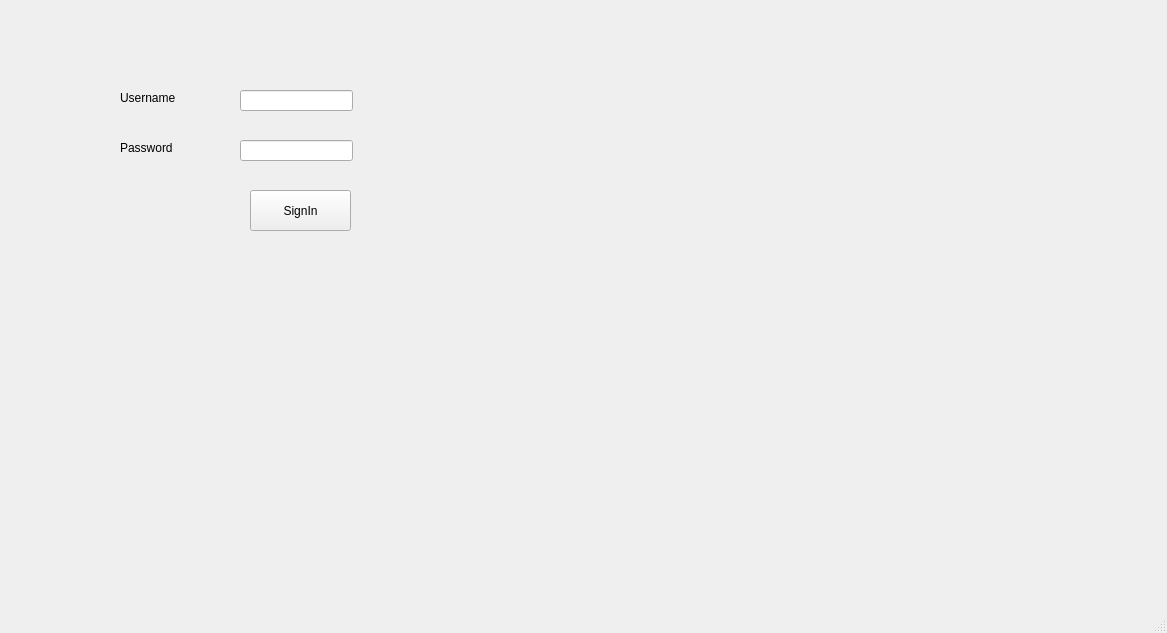
First picture: the form in mainwindow.ui, repository Seddiki101/PetHaven, before the edit.
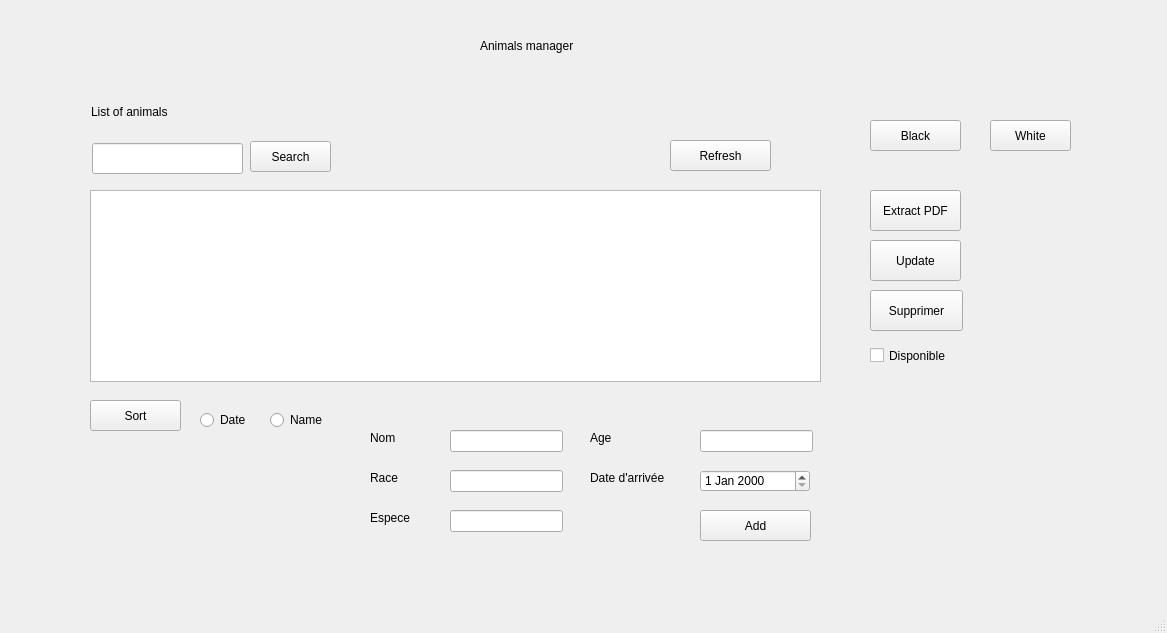
Second picture: the form after the edit. The open tabs and pages were chosen to show the change.

What changed in the file:
```diff
--- a/mainwindow.ui
+++ b/mainwindow.ui
@@ -26,70 +26,6 @@
     <property name="currentIndex">
      <number>1</number>
     </property>
-    <widget class="QWidget" name="page">
-     <widget class="QPushButton" name="pushButton">
-      <property name="geometry">
-       <rect>
-        <x>180</x>
-        <y>160</y>
-        <width>101</width>
-        <height>41</height>
-       </rect>
-      </property>
-      <property name="text">
-       <string>SignIn</string>
-      </property>
-     </widget>
-     <widget class="QLabel" name="label">
-      <property name="geometry">
-       <rect>
-        <x>50</x>
-        <y>60</y>
-        <width>81</width>
-        <height>16</height>
-       </rect>
-      </property>
-      <property name="text">
-       <string>Username</string>
-      </property>
-     </widget>
-     <widget class="QLabel" name="label_2">
-      <property name="geometry">
-       <rect>
-        <x>50</x>
-        <y>110</y>
-        <width>71</width>
-        <height>16</height>
-       </rect>
-      </property>
-      <property name="text">
-       <string>Password</string>
-      </property>
-     </widget>
-     <widget class="QLineEdit" name="lineEdit">
-      <property name="geometry">
-       <rect>
-        <x>170</x>
-        <y>60</y>
-        <width>113</width>
-        <height>21</height>
-       </rect>
-      </property>
-     </widget>
-     <widget class="QLineEdit" name="lineEdit_2">
-      <property name="geometry">
-       <rect>
-        <x>170</x>
-        <y>110</y>
-        <width>113</width>
-        <height>21</height>
-       </rect>
-      </property>
-      <property name="echoMode">
-       <enum>QLineEdit::Password</enum>
-      </property>
-     </widget>
-    </widget>
     <widget class="QWidget" name="page_2">
      <widget class="QLabel" name="Title">
       <property name="geometry">
@@ -176,7 +112,7 @@
        </rect>
       </property>
       <property name="styleSheet">
-       <string notr="true">color: rgb(255, 255, 255);</string>
+       <string notr="true"/>
       </property>
       <property name="text">
        <string>Date</string>
@@ -191,8 +127,11 @@
         <height>20</height>
        </rect>
       </property>
+      <property name="autoFillBackground">
+       <bool>false</bool>
+      </property>
       <property name="styleSheet">
-       <string notr="true">color: rgb(255, 255, 255);</string>
+       <string notr="true"/>
       </property>
       <property name="text">
        <string>Name</string>
@@ -401,6 +340,32 @@
        <string/>
       </property>
      </widget>
+     <widget class="QPushButton" name="White">
+      <property name="geometry">
+       <rect>
+        <x>920</x>
+        <y>90</y>
+        <width>81</width>
+        <height>31</height>
+       </rect>
+      </property>
+      <property name="text">
+       <string>White</string>
+      </property>
+     </widget>
+     <widget class="QPushButton" name="Black">
+      <property name="geometry">
+       <rect>
+        <x>800</x>
+        <y>90</y>
+        <width>91</width>
+        <height>31</height>
+       </rect>
+      </property>
+      <property name="text">
+       <string>Black</string>
+      </property>
+     </widget>
     </widget>
     <widget class="QWidget" name="page_3">
      <widget class="QPushButton" name="pushButton_6">
```
Left out of the diff: 2 changed lines with no effect on the pictures.
